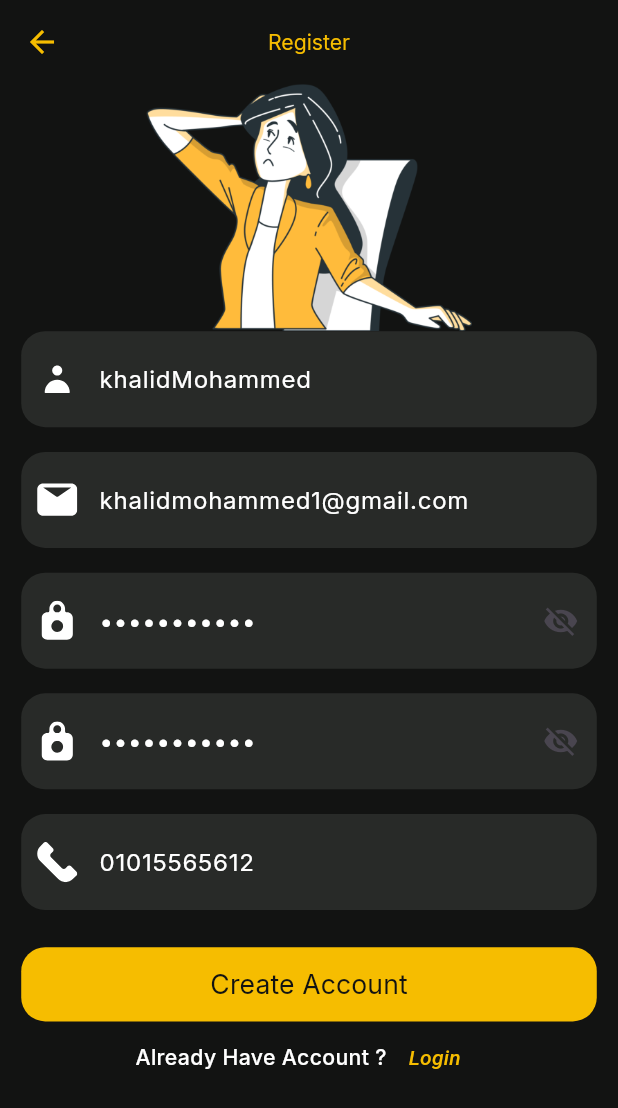
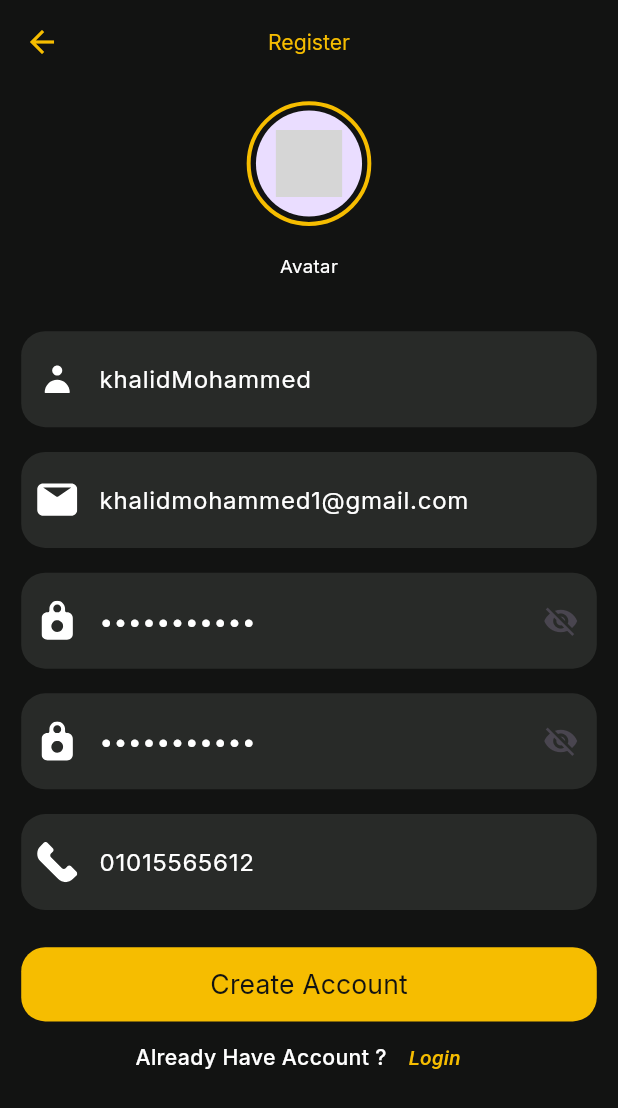
Before and after one commit to khalidabdelrazk/Movies-App, a Flutter app: the Register screen opened by its route, on a phone screen of 412 x 824 dp. Shown: the top 1108 px of the screen. Run offline on Flutter 3.47's test engine with Material 3 defaults, Android fonts, the phone set to English and light mode, and no system bars; drawn by our look-alikes of carousel_slider; our stand-ins replace animated_toggle_switch, bloc, cached_network_image, dio, easy_localization, flutter_bloc and 6 more; network calls fail; grey boxes are pictures that could not be loaded.

Commit message:
add AvatarCarousel ui

```diff
--- /dev/null
+++ b/lib/presentation/authentication/ui/screens/common/avatar_carousel.dart
@@ -0,0 +1,71 @@
+import 'package:carousel_slider/carousel_slider.dart';
+import 'package:flutter/material.dart';
+import 'package:flutter_svg/flutter_svg.dart';
+import 'package:flutter_screenutil/flutter_screenutil.dart';
+import 'package:movies/core/assets/app_assets.dart';
+
+import '../../../../../core/theme/app_colors.dart';
+
+class AvatarCarousel extends StatefulWidget {
+  final Function(int index) onAvatarSelected;
+
+  const AvatarCarousel({super.key, required this.onAvatarSelected});
+
+  @override
+  State<AvatarCarousel> createState() => _AvatarCarouselState();
+}
+
+class _AvatarCarouselState extends State<AvatarCarousel> {
+  int selectedIndex = 0;
+
+  List<String> avatars = List.generate(
+    9,
+    (index) => 'assets/svg/gamer ${index + 1}.svg',
+  );
+
+  @override
+  Widget build(BuildContext context) {
+    return Column(
+      children: [
+        CarouselSlider.builder(
+          itemCount: avatars.length,
+          options: CarouselOptions(
+            height: 120.sp,
+            enlargeCenterPage: true,
+            onPageChanged: (index, reason) {
+              setState(() => selectedIndex = index);
+              widget.onAvatarSelected(index);
+            },
+          ),
+          itemBuilder: (context, index, realIdx) {
+            return AnimatedContainer(
+              duration: const Duration(milliseconds: 300),
+              padding: EdgeInsets.all(4.sp),
+              decoration: BoxDecoration(
+                shape: BoxShape.circle,
+                border: Border.all(
+                  color: selectedIndex == index
+                      ? AppColors.primaryYellowColor
+                      : Colors.transparent,
+                  width: 3.sp,
+                ),
+              ),
+              child: CircleAvatar(
+                radius: 40.sp,
+                // backgroundColor: Colors.black,
+                child: SvgPicture.string(
+                  AppAssets.profilePic1,
+                  width: 50.sp,
+                  height: 50.sp,
+                  placeholderBuilder: (context) => const CircularProgressIndicator(),
+                ),
+              ),
+            );
+          },
+        ),
+        SizedBox(height: 8.sp),
+        Text("Avatar", style: TextStyle(color: Colors.white, fontSize: 14.sp)),
+      ],
+    );
+  }
+}
--- a/lib/presentation/authentication/ui/screens/register.dart
+++ b/lib/presentation/authentication/ui/screens/register.dart
@@ -4,6 +4,7 @@ import 'package:flutter_bloc/flutter_bloc.dart';
 import 'package:flutter_screenutil/flutter_screenutil.dart';
 import 'package:flutter_svg/flutter_svg.dart';
 import 'package:movies/core/routes/route_names.dart';
+import 'package:movies/presentation/authentication/ui/screens/common/avatar_carousel.dart';
 import '../../../../core/assets/app_assets.dart';
 import '../../../../core/theme/app_colors.dart';
 import '../../../../core/theme/app_styles.dart';
@@ -72,7 +73,9 @@ class _RegisterState extends State<Register> {
                 children: [
                   SizedBox(
                     height: height * 0.2,
-                    child: Image.asset(AppAssets.forgetPassword),
+                    child: AvatarCarousel(
+                      onAvatarSelected: (index) {},
+                    ),
                   ),
                   Form(
                     key: registerViewModel.formKey,
```
